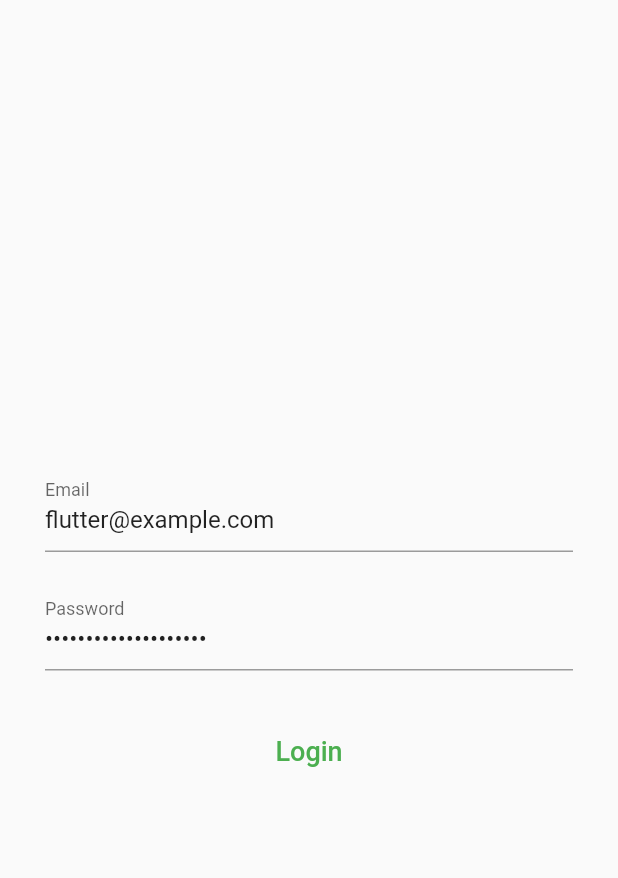
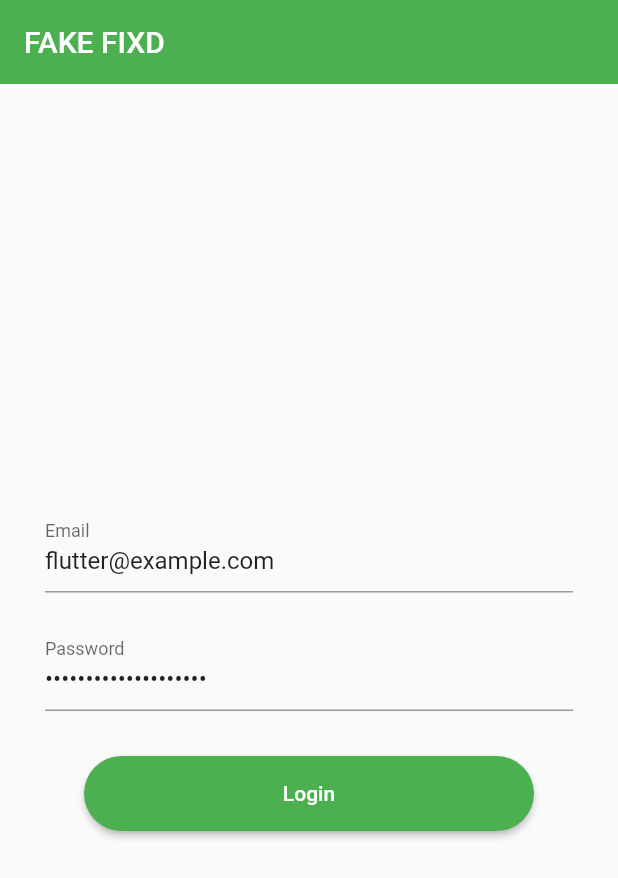
Before and after one commit to pavlyhabashy/vin-lookup, a Flutter app: the screen it shows after launch, on a phone screen of 412 x 824 dp. Shown: the top 878 px of the screen. Run offline on Flutter 3.47's test engine with Material 2 defaults, Android fonts, the phone set to English and light mode, and no system bars; drawn by our look-alikes of rounded_loading_button; our stand-ins replace string_validator; missing offline and left inert: flutter_keychain.

Commit message:
add loading button

```diff
--- a/lib/screens/sign_in_screen.dart
+++ b/lib/screens/sign_in_screen.dart
@@ -3,9 +3,11 @@ import 'dart:convert';
 import 'package:flutter/cupertino.dart';
 import 'package:flutter/material.dart';
 import 'package:flutter/services.dart';
+import 'package:rounded_loading_button/rounded_loading_button.dart';
 import 'package:string_validator/string_validator.dart';
 import 'package:vin_lookup/classes/user.dart';
 import 'package:vin_lookup/networking.dart/authentication.dart';
+import 'package:vin_lookup/networking.dart/shared.dart';
 import 'package:vin_lookup/screens/vin_lookup_screen.dart';
 
 class SignInScreen extends StatefulWidget {
@@ -19,8 +21,26 @@ class _SignInScreenState extends State<SignInScreen> {
   final _formKey = GlobalKey<FormState>();
   String _email = "flutter@example.com";
   String _password = "Ox8CiV2eRIO72m19euLh";
+  final RoundedLoadingButtonController _btnController =
+      RoundedLoadingButtonController();
 
   _submit() async {
+    if (!_formKey.currentState!.validate()) {
+      _btnController.error();
+      Future.delayed(const Duration(seconds: 1), () {
+        _btnController.reset();
+      });
+      return;
+    }
+
+    if (!(await checkConnection(context))) {
+      _btnController.error();
+      Future.delayed(const Duration(seconds: 1), () {
+        _btnController.reset();
+      });
+      return;
+    }
+
     if (_formKey.currentState!.validate()) {
       _formKey.currentState!.save();
       var response = await Authentication().login(_email, _password);
@@ -48,6 +68,7 @@ class _SignInScreenState extends State<SignInScreen> {
     return GestureDetector(
       onTap: () => FocusManager.instance.primaryFocus?.unfocus(),
       child: Scaffold(
+        appBar: AppBar(title: const Text("FAKE FIXD")),
         body: Column(
           mainAxisAlignment: MainAxisAlignment.center,
           crossAxisAlignment: CrossAxisAlignment.center,
@@ -60,17 +81,14 @@ class _SignInScreenState extends State<SignInScreen> {
                   _buildEmailTF(),
                   _buildPasswordTF(),
                   const SizedBox(height: 20.0),
-                  SizedBox(
-                    width: 250.0,
-                    child: TextButton(
-                      onPressed: _submit,
-                      child: const Text(
-                        'Login',
-                        style: TextStyle(
-                          fontSize: 18.0,
-                        ),
-                      ),
+                  RoundedLoadingButton(
+                    color: Theme.of(context).primaryColor,
+                    child: const Text(
+                      'Login',
+                      style: TextStyle(color: Colors.white),
                     ),
+                    controller: _btnController,
+                    onPressed: _submit,
                   ),
                 ],
               ),
--- a/pubspec.yaml
+++ b/pubspec.yaml
@@ -38,6 +38,7 @@ dependencies:
   flutter_keychain: ^2.1.0
   string_validator: ^0.3.0
   intl: ^0.17.0
+  rounded_loading_button: ^2.1.0
 
 dev_dependencies:
   flutter_test:
```
Also changed, not shown: lib/screens/vin_lookup_screen.dart (+19 -7 lines), pubspec.lock.
